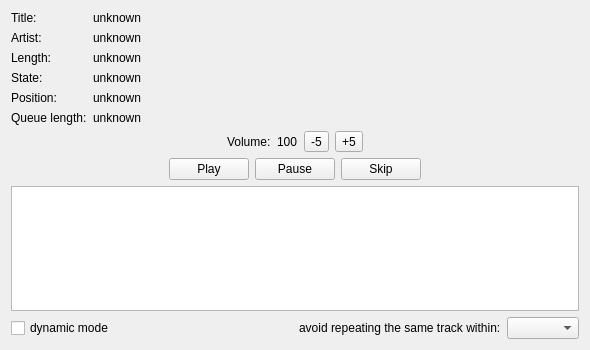
Above: gui-remote/mainwidget.ui from hyperquantum/PMP before the change. Below: the same form after it.
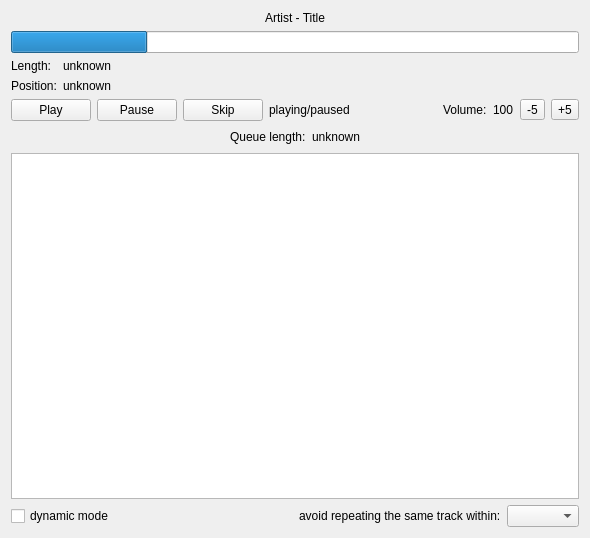
That is the form after the change.

Commit message: improved the layout of the GUI remote, now using a progress bar for example.  New class CurrentTrackMonitor.

The edit to the form file:
```diff
--- a/gui-remote/mainwidget.ui
+++ b/gui-remote/mainwidget.ui
@@ -7,105 +7,107 @@
     <x>0</x>
     <y>0</y>
     <width>590</width>
-    <height>350</height>
+    <height>538</height>
    </rect>
   </property>
   <property name="windowTitle">
    <string>Form</string>
   </property>
   <layout class="QVBoxLayout" name="verticalLayout">
+   <item>
+    <layout class="QVBoxLayout" name="verticalLayout_2">
+     <item>
+      <widget class="QLabel" name="artistTitleLabel">
+       <property name="text">
+        <string>Artist - Title</string>
+       </property>
+       <property name="alignment">
+        <set>Qt::AlignCenter</set>
+       </property>
+      </widget>
+     </item>
+     <item>
+      <widget class="QProgressBar" name="trackTimeProgressBar">
+       <property name="value">
+        <number>24</number>
+       </property>
+       <property name="textVisible">
+        <bool>false</bool>
+       </property>
+       <property name="invertedAppearance">
+        <bool>false</bool>
+       </property>
+      </widget>
+     </item>
+    </layout>
+   </item>
    <item>
     <layout class="QFormLayout" name="formLayout">
+     <property name="fieldGrowthPolicy">
+      <enum>QFormLayout::AllNonFixedFieldsGrow</enum>
+     </property>
      <item row="0" column="0">
-      <widget class="QLabel" name="titleLabel">
-       <property name="text">
-        <string>Title:</string>
-       </property>
-      </widget>
-     </item>
-     <item row="0" column="1">
-      <widget class="QLabel" name="titleValueLabel">
-       <property name="text">
-        <string>unknown</string>
-       </property>
-      </widget>
-     </item>
-     <item row="1" column="0">
-      <widget class="QLabel" name="artistLabel">
-       <property name="text">
-        <string>Artist:</string>
-       </property>
-      </widget>
-     </item>
-     <item row="1" column="1">
-      <widget class="QLabel" name="artistValueLabel">
-       <property name="text">
-        <string>unknown</string>
-       </property>
-      </widget>
-     </item>
-     <item row="2" column="0">
       <widget class="QLabel" name="lengthLabel">
        <property name="text">
         <string>Length:</string>
        </property>
       </widget>
      </item>
-     <item row="2" column="1">
+     <item row="0" column="1">
       <widget class="QLabel" name="lengthValueLabel">
        <property name="text">
         <string>unknown</string>
        </property>
       </widget>
      </item>
-     <item row="3" column="0">
-      <widget class="QLabel" name="stateLabel">
-       <property name="text">
-        <string>State:</string>
-       </property>
-      </widget>
-     </item>
-     <item row="3" column="1">
-      <widget class="QLabel" name="stateValueLabel">
-       <property name="text">
-        <string>unknown</string>
-       </property>
-      </widget>
-     </item>
-     <item row="4" column="0">
+     <item row="1" column="0">
       <widget class="QLabel" name="positionLabel">
        <property name="text">
         <string>Position:</string>
        </property>
       </widget>
      </item>
-     <item row="4" column="1">
+     <item row="1" column="1">
       <widget class="QLabel" name="positionValueLabel">
        <property name="text">
         <string>unknown</string>
        </property>
       </widget>
      </item>
-     <item row="5" column="0">
-      <widget class="QLabel" name="queueLengthLabel">
-       <property name="text">
-        <string>Queue length:</string>
-       </property>
-      </widget>
-     </item>
-     <item row="5" column="1">
-      <widget class="QLabel" name="queueLengthValueLabel">
-       <property name="text">
-        <string>unknown</string>
-       </property>
-      </widget>
-     </item>
     </layout>
    </item>
    <item>
-    <layout class="QHBoxLayout" name="horizontalLayout">
+    <layout class="QHBoxLayout" name="horizontalLayout_2">
      <item>
-      <spacer name="horizontalSpacer">
+      <widget class="QPushButton" name="playButton">
+       <property name="text">
+        <string>Play</string>
+       </property>
+      </widget>
+     </item>
+     <item>
+      <widget class="QPushButton" name="pauseButton">
+       <property name="text">
+        <string>Pause</string>
+       </property>
+      </widget>
+     </item>
+     <item>
+      <widget class="QPushButton" name="skipButton">
+       <property name="text">
+        <string>Skip</string>
+       </property>
+      </widget>
+     </item>
+     <item>
+      <widget class="QLabel" name="playStateLabel">
+       <property name="text">
+        <string>playing/paused</string>
+       </property>
+      </widget>
+     </item>
+     <item>
+      <spacer name="horizontalSpacer_3">
        <property name="orientation">
         <enum>Qt::Horizontal</enum>
        </property>
@@ -151,6 +153,37 @@
        </property>
       </widget>
      </item>
+    </layout>
+   </item>
+   <item>
+    <layout class="QHBoxLayout" name="horizontalLayout">
+     <item>
+      <spacer name="horizontalSpacer">
+       <property name="orientation">
+        <enum>Qt::Horizontal</enum>
+       </property>
+       <property name="sizeHint" stdset="0">
+        <size>
+         <width>40</width>
+         <height>20</height>
+        </size>
+       </property>
+      </spacer>
+     </item>
+     <item>
+      <widget class="QLabel" name="queueLengthLabel">
+       <property name="text">
+        <string>Queue length:</string>
+       </property>
+      </widget>
+     </item>
+     <item>
+      <widget class="QLabel" name="queueLengthValueLabel">
+       <property name="text">
+        <string>unknown</string>
+       </property>
+      </widget>
+     </item>
      <item>
       <spacer name="horizontalSpacer_2">
        <property name="orientation">
@@ -166,57 +199,6 @@
      </item>
     </layout>
    </item>
-   <item>
-    <layout class="QHBoxLayout" name="horizontalLayout_2">
-     <item>
-      <spacer name="horizontalSpacer_4">
-       <property name="orientation">
-        <enum>Qt::Horizontal</enum>
-       </property>
-       <property name="sizeHint" stdset="0">
-        <size>
-         <width>40</width>
-         <height>20</height>
-        </size>
-       </property>
-      </spacer>
-     </item>
-     <item>
-      <widget class="QPushButton" name="playButton">
-       <property name="text">
-        <string>Play</string>
-       </property>
-      </widget>
-     </item>
-     <item>
-      <widget class="QPushButton" name="pauseButton">
-       <property name="text">
-        <string>Pause</string>
-       </property>
-      </widget>
-     </item>
-     <item>
-      <widget class="QPushButton" name="skipButton">
-       <property name="text">
-        <string>Skip</string>
-       </property>
-      </widget>
-     </item>
-     <item>
-      <spacer name="horizontalSpacer_3">
-       <property name="orientation">
-        <enum>Qt::Horizontal</enum>
-       </property>
-       <property name="sizeHint" stdset="0">
-        <size>
-         <width>40</width>
-         <height>20</height>
-        </size>
-       </property>
-      </spacer>
-     </item>
-    </layout>
-   </item>
    <item>
     <widget class="QTableView" name="queueTableView">
      <property name="alternatingRowColors">
```
The commit also changes 7 other files.
